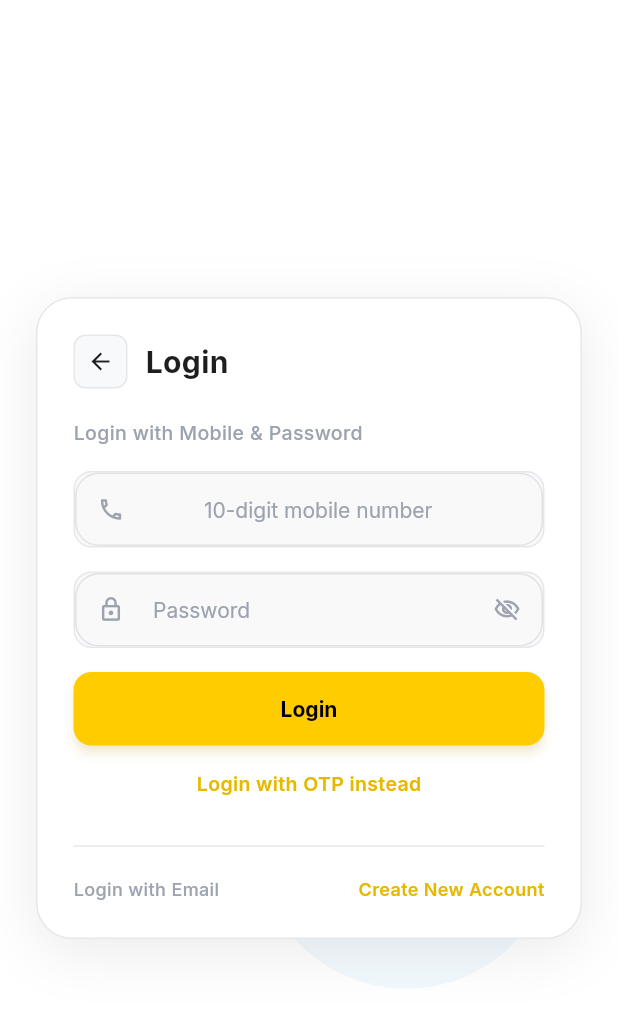
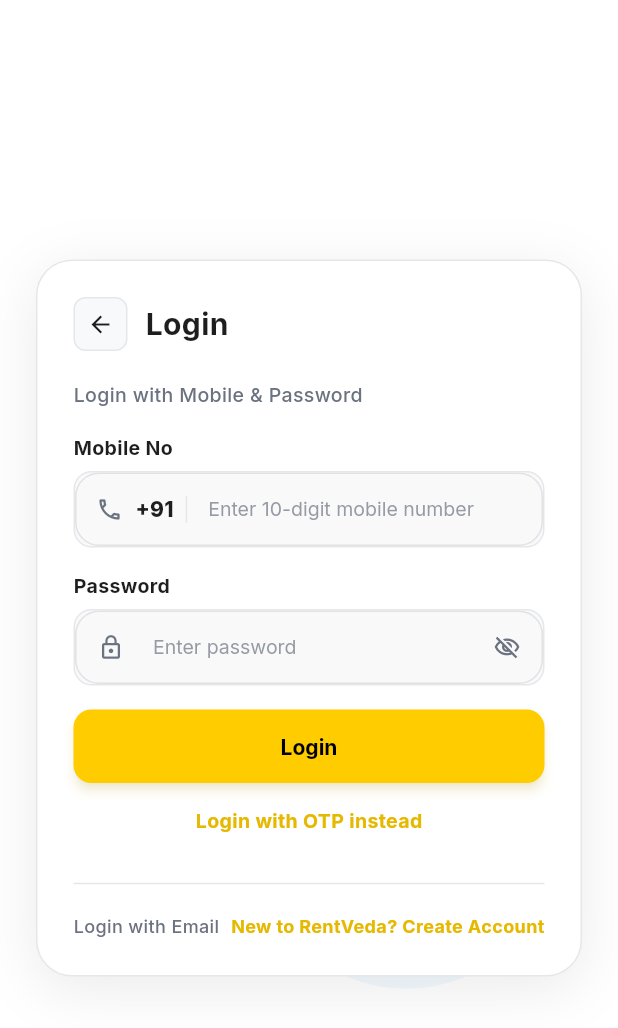
Before and after one commit to Amanratho/Tech, a Flutter app: the WelcomeScreen screen opened by its route, after a tap on "Login", after a tap on "Login with Password instead", on a phone screen of 412 x 824 dp. Shown: the top 1028 px of the screen. Run offline on Flutter 3.47's test engine with Material 3 defaults, Android fonts, the phone set to English and light mode, and no system bars; our stand-ins replace dio, dotted_border, easy_localization, firebase_auth, firebase_core, flutter_contacts and 13 more; missing offline and left inert: maps_toolkit, whatsapp_share_plus; accounts and stored records are empty; network calls fail.

Commit message:
fix: translate auth screens to Hindi, add clear input labels and +91 prefix, hide dummy email on profile, and fix QR card overflow

```diff
--- a/rentveda_app/lib/features/auth/presentation/screens/welcome_screen.dart
+++ b/rentveda_app/lib/features/auth/presentation/screens/welcome_screen.dart
@@ -35,7 +35,7 @@ class _WelcomeScreenState extends ConsumerState<WelcomeScreen> {
   static const Color primaryDark = Color(0xFFE6B800);
   static const Color bgMain = Color(0xFFF8F9FA);
   static const Color textMain = Color(0xFF1E1E1E);
-  static const Color textMuted = Color(0xFF9CA3AF);
+  static const Color textMuted = Color(0xFF6B7280); // higher contrast for readability
   static const Color borderColor = Color(0xFFE5E7EB);
 
   @override
@@ -59,21 +59,34 @@ class _WelcomeScreenState extends ConsumerState<WelcomeScreen> {
     );
   }
 
-  // ─── Input field builder ───
-  Widget _buildInputField({
+  // ─── Labeled Input field builder with clear title above box ───
+  Widget _buildLabeledInput({
+    required String label,
     required TextEditingController controller,
     required String placeholder,
     required IconData icon,
+    bool isPhone = false,
     TextInputType keyboardType = TextInputType.text,
     bool obscureText = false,
-    Widget? prefix,
     Widget? suffixIcon,
     bool enabled = true,
     int? maxLength,
     bool centerText = false,
     double letterSpacing = 0,
   }) {
-    return Container(
+    return Column(
+      crossAxisAlignment: CrossAxisAlignment.start,
+      children: [
+        Text(
+          label,
+          style: GoogleFonts.inter(
+            fontSize: 13,
+            fontWeight: FontWeight.w700,
+            color: textMain,
+          ),
+        ),
+        const SizedBox(height: 6),
+        Container(
           decoration: BoxDecoration(
             color: bgMain,
             borderRadius: BorderRadius.circular(12),
@@ -90,19 +103,46 @@ class _WelcomeScreenState extends ConsumerState<WelcomeScreen> {
               fontSize: 14,
               color: textMain,
               letterSpacing: letterSpacing,
-          fontWeight: letterSpacing > 0 ? FontWeight.bold : FontWeight.normal,
+              fontWeight: FontWeight.w600,
             ),
             decoration: InputDecoration(
               hintText: placeholder,
-          hintStyle: GoogleFonts.inter(fontSize: 14, color: textMuted),
-          prefixIcon: Icon(icon, size: 18, color: textMuted),
-          prefix: prefix,
+              hintStyle: GoogleFonts.inter(
+                fontSize: 13,
+                color: textMuted.withValues(alpha: 0.7),
+                fontWeight: FontWeight.normal,
+              ),
+              prefixIcon: isPhone
+                  ? Container(
+                      padding: const EdgeInsets.only(left: 14, right: 10),
+                      child: Row(
+                        mainAxisSize: MainAxisSize.min,
+                        children: [
+                          Icon(icon, size: 18, color: textMuted),
+                          const SizedBox(width: 8),
+                          Text(
+                            '+91',
+                            style: GoogleFonts.inter(
+                              fontSize: 14,
+                              fontWeight: FontWeight.w800,
+                              color: textMain,
+                            ),
+                          ),
+                          const SizedBox(width: 8),
+                          Container(height: 18, width: 1, color: borderColor),
+                        ],
+                      ),
+                    )
+                  : Icon(icon, size: 18, color: textMuted),
+              prefixIconConstraints: isPhone ? const BoxConstraints(minWidth: 0, minHeight: 0) : null,
               suffixIcon: suffixIcon,
               border: InputBorder.none,
               contentPadding: const EdgeInsets.symmetric(vertical: 14, horizontal: 16),
               counterText: '',
             ),
           ),
+        ),
+      ],
     );
   }
 
@@ -260,30 +300,21 @@ class _WelcomeScreenState extends ConsumerState<WelcomeScreen> {
         }),
 
         Text(
-          _loginWithOtp ? 'Login with Mobile Number & OTP' : 'Login with Mobile & Password',
+          _loginWithOtp ? tr('loginWithOtpTitle') : tr('loginWithPasswordTitle'),
           style: GoogleFonts.inter(fontSize: 13, color: textMuted),
         ),
         const SizedBox(height: 16),
 
-        // Mobile Number Field
-        _buildInputField(
+        // Mobile Number Field with clear label
+        _buildLabeledInput(
+          label: tr('mobileLabel'),
           controller: _mobileController,
-          placeholder: '10-digit mobile number',
+          placeholder: tr('mobilePlaceholder'),
           icon: Icons.phone_outlined,
+          isPhone: true,
           keyboardType: TextInputType.phone,
           maxLength: 10,
           enabled: !_otpSent,
-          prefix: Padding(
-            padding: const EdgeInsets.only(right: 6),
-            child: Text(
-              '+91 ',
-              style: GoogleFonts.inter(
-                fontSize: 14,
-                fontWeight: FontWeight.bold,
-                color: textMain,
-              ),
-            ),
-          ),
         ),
         const SizedBox(height: 16),
 
@@ -304,7 +335,7 @@ class _WelcomeScreenState extends ConsumerState<WelcomeScreen> {
                   const SizedBox(width: 8),
                   Expanded(
                     child: Text(
-                      'OTP sent to +91 ${_mobileController.text.trim()} (Demo OTP: 1234)',
+                      '${tr('otpSentTo')} +91 ${_mobileController.text.trim()}',
                       style: GoogleFonts.inter(fontSize: 12, color: Colors.black87),
                     ),
                   ),
@@ -314,9 +345,10 @@ class _WelcomeScreenState extends ConsumerState<WelcomeScreen> {
             const SizedBox(height: 16),
 
             // OTP Input
-            _buildInputField(
+            _buildLabeledInput(
+              label: tr('verify_otp'),
               controller: _otpController,
-              placeholder: 'Enter 4-digit OTP',
+              placeholder: tr('enter4DigitOtp'),
               icon: Icons.lock_clock_outlined,
               keyboardType: TextInputType.number,
               maxLength: 6,
@@ -327,27 +359,27 @@ class _WelcomeScreenState extends ConsumerState<WelcomeScreen> {
 
             // Verify & Login Button
             _buildPrimaryButton(
-              text: 'Verify & Login',
+              text: tr('verifyAndLogin'),
               isLoading: authState.isLoading,
               onPressed: () async {
                 final otp = _otpController.text.trim();
                 final mobile = _mobileController.text.trim();
                 if (otp.isEmpty) {
-                  _showToast('Please enter the OTP', isError: true);
+                  _showToast(tr('pleaseEnterOtp'), isError: true);
                   return;
                 }
 
                 // Verify OTP first
                 final isOtpValid = await authNotifier.verifyOtp(mobile, otp);
                 if (!isOtpValid) {
-                  _showToast('Invalid OTP. Please check or use 1234 for demo.', isError: true);
+                  _showToast(tr('invalid_otp'), isError: true);
                   return;
                 }
 
                 // Perform Login
                 final success = await authNotifier.loginWithPhone(mobileNo: mobile, otp: otp);
                 if (success && mounted) {
-                  _showToast('Login Successful!');
+                  _showToast(tr('successMessage'));
                   context.go('/home');
                 }
               },
@@ -364,19 +396,19 @@ class _WelcomeScreenState extends ConsumerState<WelcomeScreen> {
                     _otpController.clear();
                   }),
                   child: Text(
-                    'Change Number',
-                    style: GoogleFonts.inter(fontSize: 12, color: primaryDark, fontWeight: FontWeight.w600),
+                    tr('changeNumber'),
+                    style: GoogleFonts.inter(fontSize: 12, color: primaryDark, fontWeight: FontWeight.w700),
                   ),
                 ),
                 GestureDetector(
                   onTap: () async {
                     final mobile = _mobileController.text.trim();
                     await authNotifier.sendOtp(mobile);
-                    _showToast('OTP resent successfully (Demo: 1234)');
+                    _showToast(tr('otpSentSuccess'));
                   },
                   child: Text(
-                    'Resend OTP',
-                    style: GoogleFonts.inter(fontSize: 12, color: textMuted),
+                    tr('resendOtp'),
+                    style: GoogleFonts.inter(fontSize: 12, color: textMuted, fontWeight: FontWeight.w600),
                   ),
                 ),
               ],
@@ -384,18 +416,18 @@ class _WelcomeScreenState extends ConsumerState<WelcomeScreen> {
           ] else ...[
             // Get OTP Button
             _buildPrimaryButton(
-              text: 'Get OTP',
+              text: tr('getOtp'),
               isLoading: authState.isLoading,
               onPressed: () async {
                 final mobile = _mobileController.text.trim();
                 if (mobile.length != 10) {
-                  _showToast('Please enter a valid 10-digit mobile number', isError: true);
+                  _showToast(tr('pleaseEnterMobile'), isError: true);
                   return;
                 }
                 final success = await authNotifier.sendOtp(mobile);
                 if (success && mounted) {
                   setState(() => _otpSent = true);
-                  _showToast('OTP sent successfully (Demo: 1234)');
+                  _showToast(tr('otpSentSuccess'));
                 }
               },
             ),
@@ -407,16 +439,17 @@ class _WelcomeScreenState extends ConsumerState<WelcomeScreen> {
             child: GestureDetector(
               onTap: () => setState(() => _loginWithOtp = false),
               child: Text(
-                'Login with Password instead',
-                style: GoogleFonts.inter(fontSize: 13, color: primaryDark, fontWeight: FontWeight.w600),
+                tr('loginWithPasswordInstead'),
+                style: GoogleFonts.inter(fontSize: 13, color: primaryDark, fontWeight: FontWeight.w700),
               ),
             ),
           ),
         ] else ...[
           // Password Input Field
-          _buildInputField(
+          _buildLabeledInput(
+            label: tr('password'),
             controller: _passwordController,
-            placeholder: tr('password'),
+            placeholder: tr('passwordPlaceholder'),
             icon: Icons.lock_outline,
             obscureText: _obscurePassword,
             suffixIcon: GestureDetector(
@@ -438,11 +471,11 @@ class _WelcomeScreenState extends ConsumerState<WelcomeScreen> {
               final mobile = _mobileController.text.trim();
               final password = _passwordController.text;
               if (mobile.length != 10) {
-                _showToast('Please enter a valid 10-digit mobile number', isError: true);
+                _showToast(tr('pleaseEnterMobile'), isError: true);
                 return;
               }
               if (password.isEmpty) {
-                _showToast('Please enter password', isError: true);
+                _showToast(tr('passwordPlaceholder'), isError: true);
                 return;
               }
               final success = await authNotifier.loginWithPhone(
@@ -450,7 +483,7 @@ class _WelcomeScreenState extends ConsumerState<WelcomeScreen> {
                 password: password,
               );
               if (success && mounted) {
-                _showToast('Login Successful!');
+                _showToast(tr('successMessage'));
                 context.go('/home');
               }
             },
@@ -462,8 +495,8 @@ class _WelcomeScreenState extends ConsumerState<WelcomeScreen> {
             child: GestureDetector(
               onTap: () => setState(() => _loginWithOtp = true),
               child: Text(
-                'Login with OTP instead',
-                style: GoogleFonts.inter(fontSize: 13, color: primaryDark, fontWeight: FontWeight.w600),
+                tr('loginWithOtpInstead'),
+                style: GoogleFonts.inter(fontSize: 13, color: primaryDark, fontWeight: FontWeight.w700),
               ),
             ),
           ),
@@ -483,7 +516,7 @@ class _WelcomeScreenState extends ConsumerState<WelcomeScreen> {
                 _otpSent = false;
               }),
               child: Text(
-                'Login with Email',
+                tr('loginWithEmail'),
                 style: GoogleFonts.inter(fontSize: 12, color: textMuted),
               ),
             ),
@@ -493,8 +526,8 @@ class _WelcomeScreenState extends ConsumerState<WelcomeScreen> {
                 _otpSent = false;
               }),
               child: Text(
-                'Create New Account',
-                style: GoogleFonts.inter(fontSize: 12, fontWeight: FontWeight.w600, color: primaryDark),
+                tr('dontHaveAccount'),
+                style: GoogleFonts.inter(fontSize: 12, fontWeight: FontWeight.w700, color: primaryDark),
               ),
             ),
           ],
@@ -532,8 +565,8 @@ class _WelcomeScreenState extends ConsumerState<WelcomeScreen> {
               const SizedBox(width: 8),
               Expanded(
                 child: Text(
-                  'Includes 90-Day Free Trial upon registration!',
-                  style: GoogleFonts.inter(fontSize: 12, fontWeight: FontWeight.w600, color: Colors.green[800]),
+                  tr('freeTrialBanner'),
+                  style: GoogleFonts.inter(fontSize: 12, fontWeight: FontWeight.w700, color: Colors.green[800]),
                 ),
               ),
             ],
@@ -541,49 +574,43 @@ class _WelcomeScreenState extends ConsumerState<WelcomeScreen> {
         ),
 
         // Name
-        _buildInputField(
+        _buildLabeledInput(
+          label: tr('nameLabel'),
           controller: _usernameController,
-          placeholder: tr('nameLabel'),
+          placeholder: tr('namePlaceholder'),
           icon: Icons.person_outline,
           enabled: !_otpSent,
         ),
         const SizedBox(height: 12),
 
         // Mobile No.
-        _buildInputField(
+        _buildLabeledInput(
+          label: tr('mobileLabel'),
           controller: _mobileController,
-          placeholder: '10-digit mobile number',
+          placeholder: tr('mobilePlaceholder'),
           icon: Icons.phone_outlined,
+          isPhone: true,
           keyboardType: TextInputType.phone,
           maxLength: 10,
           enabled: !_otpSent,
-          prefix: Padding(
-            padding: const EdgeInsets.only(right: 6),
-            child: Text(
-              '+91 ',
-              style: GoogleFonts.inter(
-                fontSize: 14,
-                fontWeight: FontWeight.bold,
-                color: textMain,
-              ),
-            ),
-          ),
         ),
         const SizedBox(height: 12),
 
         // Company Name (Optional)
-        _buildInputField(
+        _buildLabeledInput(
+          label: '${tr('companyNameLabel')} ${tr('optional')}',
           controller: _companyController,
-          placeholder: '${tr('companyNameLabel')} (Optional)',
+          placeholder: tr('companyPlaceholder'),
           icon: Icons.business_outlined,
           enabled: !_otpSent,
         ),
         const SizedBox(height: 12),
 
         // Password (Optional for mobile accounts)
-        _buildInputField(
+        _buildLabeledInput(
+          label: '${tr('password')} ${tr('optional')}',
           controller: _passwordController,
-          placeholder: 'Set Password (Optional)',
+          placeholder: tr('passwordPlaceholder'),
           icon: Icons.lock_outline,
           obscureText: _obscurePassword,
           enabled: !_otpSent,
@@ -600,9 +627,10 @@ class _WelcomeScreenState extends ConsumerState<WelcomeScreen> {
 
         if (_otpSent) ...[
           // OTP input
-          _buildInputField(
+          _buildLabeledInput(
+            label: tr('verify_otp'),
             controller: _otpController,
-            placeholder: 'Enter 4-digit OTP (Demo: 1234)',
+            placeholder: tr('enter4DigitOtp'),
             icon: Icons.lock_clock_outlined,
             keyboardType: TextInputType.number,
             maxLength: 6,
@@ -613,7 +641,7 @@ class _WelcomeScreenState extends ConsumerState<WelcomeScreen> {
 
           // Submit & Register
           _buildPrimaryButton(
-            text: 'Verify & Activate Account',
+            text: tr('verifyAndActivate'),
             isLoading: authState.isLoading,
             onPressed: () async {
               final otp = _otpController.text.trim();
@@ -621,14 +649,14 @@ class _WelcomeScreenState extends ConsumerState<WelcomeScreen> {
               final name = _usernameController.text.trim();
 
               if (otp.isEmpty) {
-                _showToast('Please enter the OTP', isError: true);
+                _showToast(tr('pleaseEnterOtp'), isError: true);
                 return;
               }
 
               // Verify OTP
               final isOtpValid = await authNotifier.verifyOtp(mobile, otp);
               if (!isOtpValid) {
-                _showToast('Invalid OTP. Please check or use 1234 for demo.', isError: true);
+                _showToast(tr('invalid_otp'), isError: true);
                 return;
               }
 
@@ -642,7 +670,7 @@ class _WelcomeScreenState extends ConsumerState<WelcomeScreen> {
               );
 
               if (success && mounted) {
-                _showToast('Account Created! 90-Day Free Trial Activated.');
+                _showToast(tr('accountCreatedSuccess'));
                 context.go('/home');
               }
             },
@@ -652,32 +680,32 @@ class _WelcomeScreenState extends ConsumerState<WelcomeScreen> {
             child: GestureDetector(
               onTap: () => setState(() => _otpSent = false),
               child: Text(
-                'Edit Details / Change Number',
-                style: GoogleFonts.inter(fontSize: 12, color: primaryDark, fontWeight: FontWeight.w600),
+                tr('changeNumber'),
+                style: GoogleFonts.inter(fontSize: 12, color: primaryDark, fontWeight: FontWeight.w700),
               ),
             ),
           ),
         ] else ...[
           _buildPrimaryButton(
-            text: 'Get OTP & Register',
+            text: tr('getOtpAndRegister'),
             isLoading: authState.isLoading,
             onPressed: () async {
               final name = _usernameController.text.trim();
               final mobile = _mobileController.text.trim();
 
               if (name.isEmpty) {
-                _showToast('Please enter your name', isError: true);
+                _showToast(tr('pleaseEnterName'), isError: true);
                 return;
               }
               if (mobile.length != 10) {
-                _showToast('Please enter a valid 10-digit mobile number', isError: true);
+                _showToast(tr('pleaseEnterMobile'), isError: true);
                 return;
               }
 
               final success = await authNotifier.sendOtp(mobile);
               if (success && mounted) {
                 setState(() => _otpSent = true);
-                _showToast('OTP sent successfully (Demo: 1234)');
+                _showToast(tr('otpSentSuccess'));
               }
             },
           ),
@@ -691,8 +719,8 @@ class _WelcomeScreenState extends ConsumerState<WelcomeScreen> {
               _otpSent = false;
             }),
             child: Text(
-              'Already have an account? Login',
-              style: GoogleFonts.inter(fontSize: 13, color: textMuted),
+              tr('alreadyHaveAccount'),
+              style: GoogleFonts.inter(fontSize: 13, color: textMuted, fontWeight: FontWeight.w600),
             ),
           ),
         ),
@@ -709,9 +737,10 @@ class _WelcomeScreenState extends ConsumerState<WelcomeScreen> {
     return Column(
       crossAxisAlignment: CrossAxisAlignment.stretch,
       children: [
-        _buildHeader('Login with Email', () => setState(() => _view = 'login')),
+        _buildHeader(tr('loginWithEmail'), () => setState(() => _view = 'login')),
 
-        _buildInputField(
+        _buildLabeledInput(
+          label: tr('email'),
           controller: _emailController,
           placeholder: tr('email'),
           icon: Icons.email_outlined,
@@ -719,9 +748,10 @@ class _WelcomeScreenState extends ConsumerState<WelcomeScreen> {
         ),
         const SizedBox(height: 16),
 
-        _buildInputField(
+        _buildLabeledInput(
+          label: tr('password'),
           controller: _passwordController,
-          placeholder: tr('password'),
+          placeholder: tr('passwordPlaceholder'),
           icon: Icons.lock_outline,
           obscureText: _obscurePassword,
           suffixIcon: GestureDetector(
@@ -755,7 +785,7 @@ class _WelcomeScreenState extends ConsumerState<WelcomeScreen> {
           isLoading: authState.isLoading,
           onPressed: () async {
             if (_emailController.text.isEmpty || _passwordController.text.isEmpty) {
-              _showToast('Please enter email and password', isError: true);
+              _showToast(tr('fillAllFields'), isError: true);
               return;
             }
             final success = await authNotifier.login(
@@ -763,7 +793,7 @@ class _WelcomeScreenState extends ConsumerState<WelcomeScreen> {
               _passwordController.text,
             );
             if (success && mounted) {
-              _showToast('Login Successful!');
+              _showToast(tr('successMessage'));
               context.go('/home');
             }
           },
@@ -774,8 +804,8 @@ class _WelcomeScreenState extends ConsumerState<WelcomeScreen> {
           child: GestureDetector(
             onTap: () => setState(() => _view = 'login'),
             child: Text(
-              'Back to Mobile Login',
-              style: GoogleFonts.inter(fontSize: 13, color: primaryDark, fontWeight: FontWeight.w600),
+              tr('backToMobileLogin'),
+              style: GoogleFonts.inter(fontSize: 13, color: primaryDark, fontWeight: FontWeight.w700),
             ),
           ),
         ),
@@ -856,7 +886,8 @@ class _WelcomeScreenState extends ConsumerState<WelcomeScreen> {
           style: GoogleFonts.inter(fontSize: 12, color: textMuted, height: 1.5),
         ),
         const SizedBox(height: 20),
-        _buildInputField(
+        _buildLabeledInput(
+          label: tr('email'),
           controller: _emailController,
           placeholder: tr('enterYourEmail'),
           icon: Icons.email_outlined,
```
Also changed, not shown: rentveda_app/assets/translations/en.json (+27 -1 lines), rentveda_app/assets/translations/hi.json (+27 -1 lines), rentveda_app/lib/features/profile/presentation/screens/profile_screen.dart (+19 -10 lines). Lines whose indentation alone changed are shown as unchanged.
